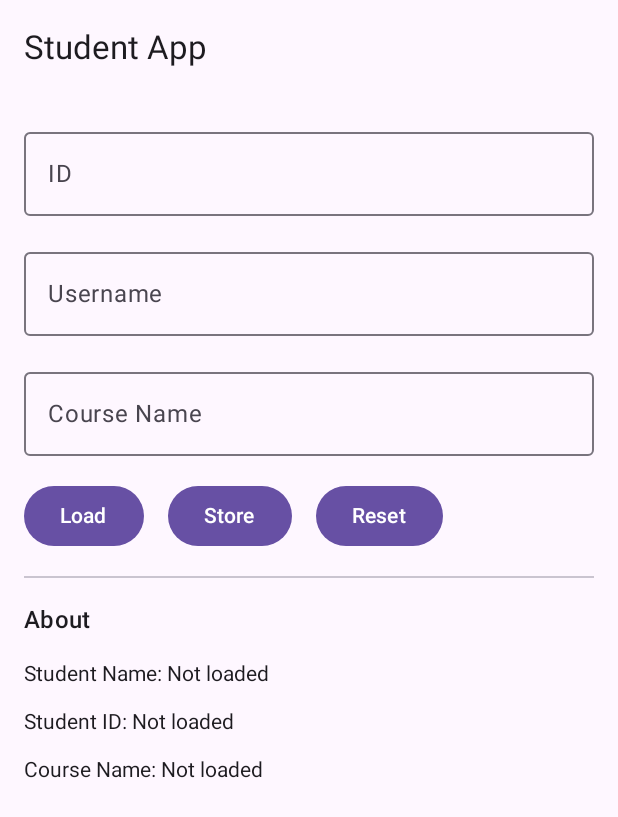
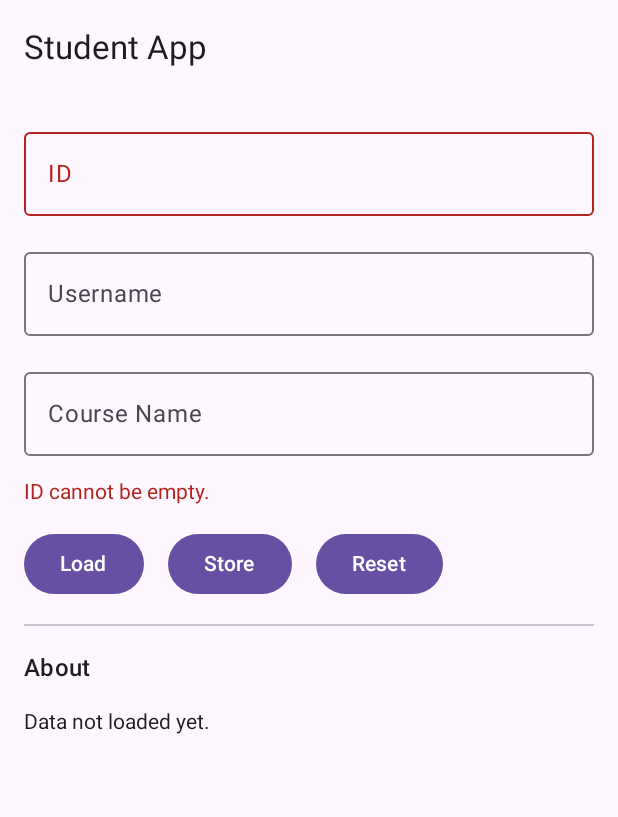
Before and after one commit to kristinakhristi95/MyAndroidAppAssignment, an Android app built with Jetpack Compose: the screen it shows after launch (MainActivity), after a tap on "Store", on a phone screen of 412 x 824 dp. Shown: the top 817 px of the screen. Run offline under Robolectric (Android 15) with nearby library versions, the phone set to English and light mode, and no system bars; 1 other tap on this screen came first.

Commit message:
added validation and fixed loaded and store button issue

```diff
--- a/app/src/main/java/com/example/myapplication3/MainActivity.kt
+++ b/app/src/main/java/com/example/myapplication3/MainActivity.kt
@@ -1,4 +1,6 @@
 package com.example.myapplication3
+
+
 
 import kotlinx.coroutines.flow.first
 import android.content.Context
@@ -28,20 +30,28 @@ class MainActivity : ComponentActivity() {
         }
     }
 }
+
 @OptIn(ExperimentalMaterial3Api::class)
 @Composable
 fun StudentApp() {
     val context = LocalContext.current
     val scope = rememberCoroutineScope()
-
+    var isdataload = false;
     // State variables
-    var id by remember { mutableStateOf("123") } // Replace "123" with your default value
+    var id by remember { mutableStateOf("") }
     var username by remember { mutableStateOf("") }
     var courseName by remember { mutableStateOf("") }
 
+    // Error message state
+    var errorMessage by remember { mutableStateOf("") }
+
     // About Section Info
-    val studentName = "Your Name" // Replace with your name
-    val studentID = "YourID"      // Replace with your student ID
+    val studentName = "Your Name"
+    val studentID = "YourID"
+
+    // State to determine if data has been loaded
+    var dataLoaded by remember { mutableStateOf(false) }
+    var dataStored by remember { mutableStateOf(false) }
 
     Scaffold(
         topBar = {
@@ -60,20 +70,28 @@ fun StudentApp() {
                 value = id,
                 onValueChange = { id = it },
                 label = { Text("ID") },
-                modifier = Modifier.fillMaxWidth()
+                modifier = Modifier.fillMaxWidth(),
+                isError = errorMessage.contains("ID")
             )
             OutlinedTextField(
                 value = username,
                 onValueChange = { username = it },
                 label = { Text("Username") },
-                modifier = Modifier.fillMaxWidth()
+                modifier = Modifier.fillMaxWidth(),
+                isError = errorMessage.contains("Username")
             )
             OutlinedTextField(
                 value = courseName,
                 onValueChange = { courseName = it },
                 label = { Text("Course Name") },
-                modifier = Modifier.fillMaxWidth()
+                modifier = Modifier.fillMaxWidth(),
+                isError = errorMessage.contains("Course Name")
             )
+
+            // Display Error Message
+            if (errorMessage.isNotEmpty()) {
+                Text(text = errorMessage, color = MaterialTheme.colorScheme.error)
+            }
 
             // Buttons
             Row(
@@ -88,13 +106,25 @@ fun StudentApp() {
                         username = data["username"] ?: ""
                         courseName = data["courseName"] ?: ""
                     }
+                    dataLoaded = true // Mark data as loaded
                 }) {
                     Text("Load")
                 }
                 Button(onClick = {
-                    // Store Data in DataStore
-                    scope.launch {
-                        saveUserData(context, id, username, courseName)
+                    // Validate fields
+                    val validationError = validateFields(id, username, courseName)
+                    if (validationError.isEmpty()) {
+                        // Store Data in DataStore if validation passes
+                        scope.launch {
+                            saveUserData(context, id, username, courseName)
+                        }
+                        errorMessage = ""
+                        dataStored =true
+                        dataLoaded = false
+
+
+                    } else {
+                        errorMessage = validationError
                     }
                 }) {
                     Text("Store")
@@ -103,10 +133,13 @@ fun StudentApp() {
                     // Reset Data in DataStore
                     scope.launch {
                         resetUserData(context)
-                        id = "123" // Default ID value
+                        id = ""
                         username = ""
                         courseName = ""
+                        errorMessage = ""
                     }
+                    dataLoaded = false // Reset data loaded flag
+                    dataStored = false
                 }) {
                     Text("Reset")
                 }
@@ -115,14 +148,32 @@ fun StudentApp() {
             // About Section
             Divider()
             Text("About", style = MaterialTheme.typography.titleMedium)
-            Text("Student Name: ${if (username.isNotEmpty()) username else "Not loaded"}")
-            Text("Student ID: ${if (id.isNotEmpty()) id else "Not loaded"}")
-            Text("Course Name: ${if (courseName.isNotEmpty()) courseName else "Not loaded"}")
+
+            // Display data only when it's loaded
+            if (dataLoaded && dataStored) {
+                Text("Student Name: ${if (username.isNotEmpty()) username else "Not loaded"}")
+                Text("Student ID: ${if (id.isNotEmpty()) id else "Not loaded"}")
+                Text("Course Name: ${if (courseName.isNotEmpty()) courseName else "Not loaded"}")
+            } else {
+                Text("Data not loaded yet.")
+            }
         }
     }
 }
 
+// Validate function to check all fields
+fun validateFields(id: String, username: String, courseName: String): String {
+    return when {
+        id.isEmpty() -> "ID cannot be empty."
+        !id.all { it.isDigit() } -> "ID must be numeric."
+        username.isEmpty() -> "Username cannot be empty."
+        courseName.isEmpty() -> "Course Name cannot be empty."
+        else -> ""
+    }
+}
+
 suspend fun saveUserData(context: Context, id: String, username: String, courseName: String) {
+
     val ID_KEY = stringPreferencesKey("id")
     val USERNAME_KEY = stringPreferencesKey("username")
     val COURSE_NAME_KEY = stringPreferencesKey("courseName")
```
